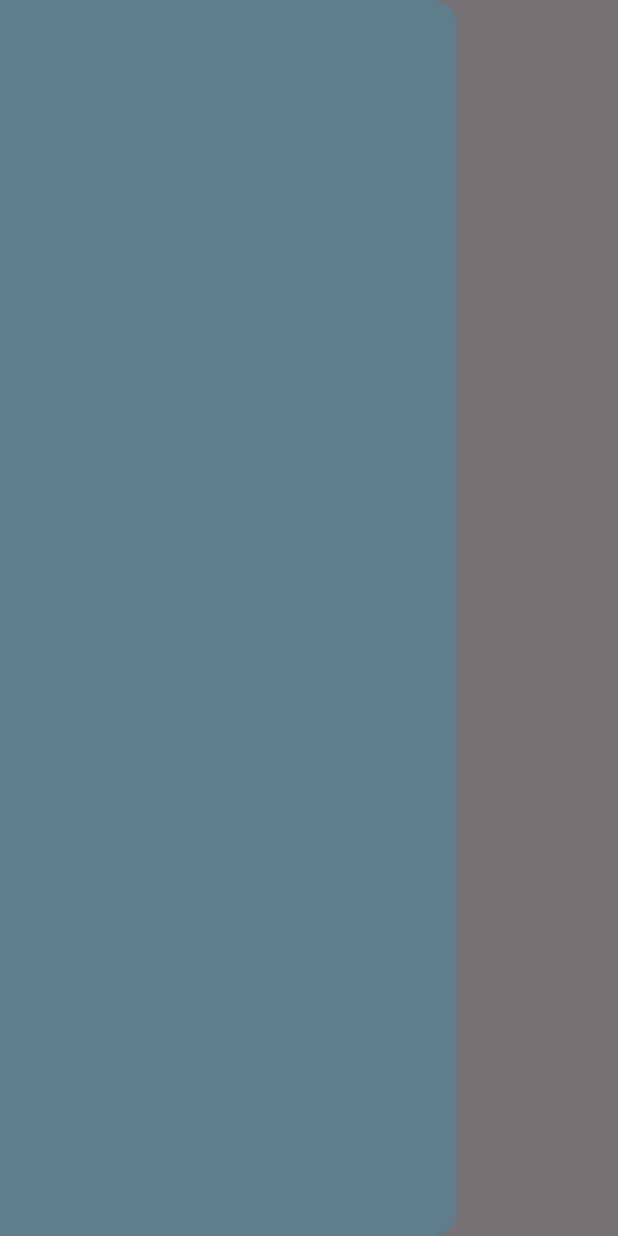
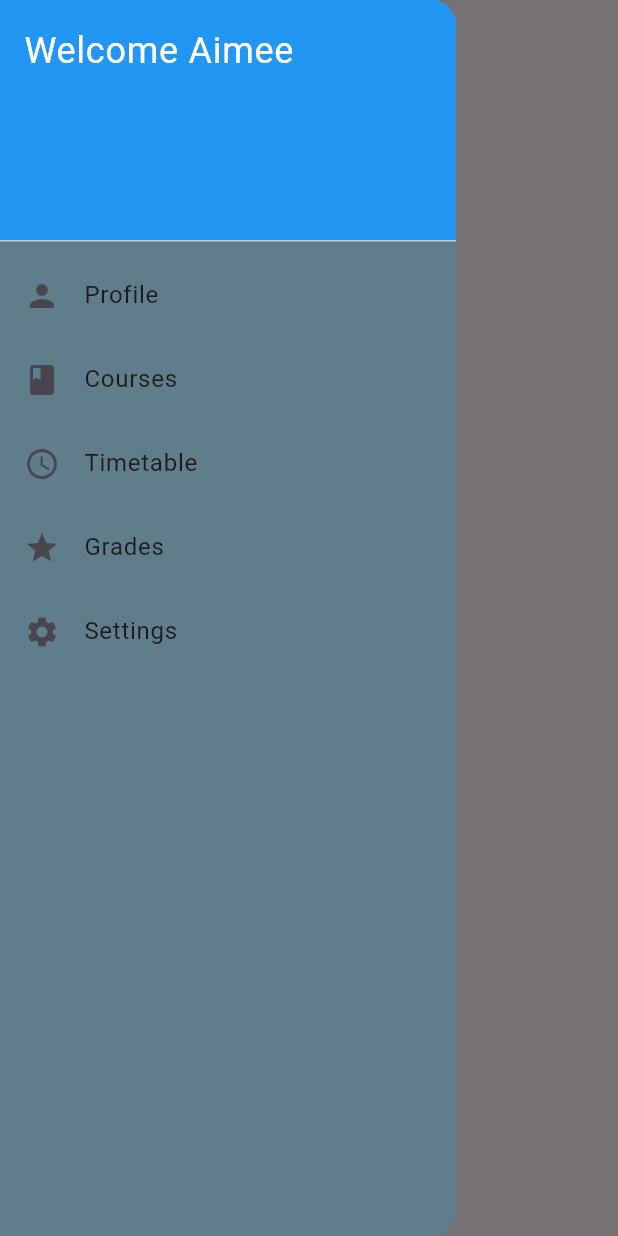
Before and after one commit to Aimee-Gloire/drawer, a Flutter app: the screen it shows after launch, with the side drawer open, on a phone screen of 412 x 824 dp. Run offline on Flutter 3.47's test engine with Material 3 defaults, Android fonts, the phone set to English and light mode, and no system bars.

Commit message:
added drawer header and navigation items

```diff
--- a/lib/main.dart
+++ b/lib/main.dart
@@ -35,6 +35,43 @@ class HomeScreen extends StatelessWidget {
               bottomRight: Radius.circular(16),
             ),
           ),
+          child: ListView(
+            padding: EdgeInsets.zero,
+            children: const [
+              DrawerHeader(
+                decoration: BoxDecoration(
+                  color: Colors.blue,
+                ),
+                child: Text(
+                  'Welcome Aimee',
+                  style: TextStyle(
+                    color: Colors.white,
+                    fontSize: 24,
+                  ),
+                ),
+              ),
+              ListTile(
+                leading: Icon(Icons.person),
+                title: Text('Profile'),
+              ),
+              ListTile(
+                leading: Icon(Icons.book),
+                title: Text('Courses'),
+              ),
+              ListTile(
+                leading: Icon(Icons.schedule),
+                title: Text('Timetable'),
+              ),
+              ListTile(
+                leading: Icon(Icons.grade),
+                title: Text('Grades'),
+              ),
+              ListTile(
+                leading: Icon(Icons.settings),
+                title: Text('Settings'),
+              ),
+            ],
+          ),
         ),
         body: const Center(
           child: Text(
```
